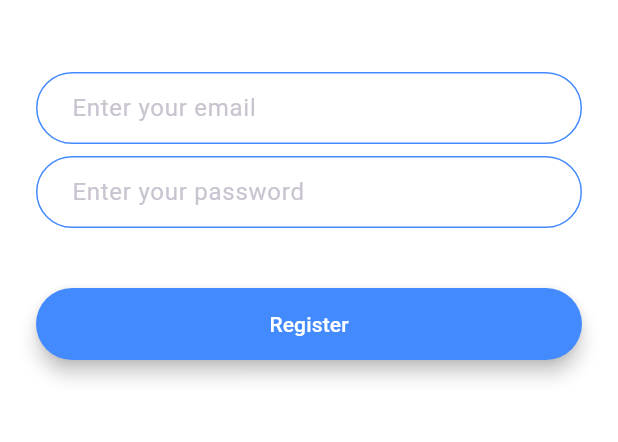
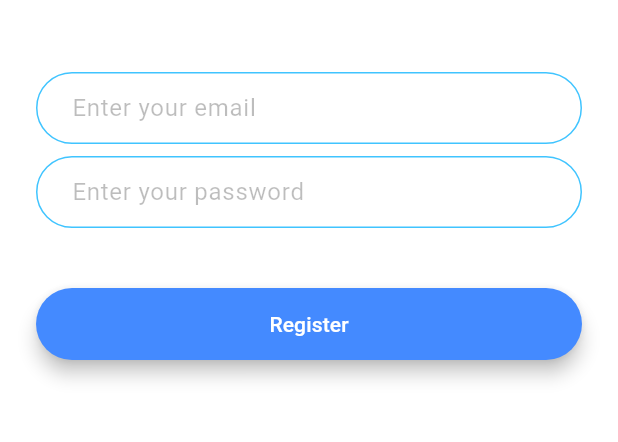
Before and after one commit to xamorite/chatapp, a Flutter app: the screen it shows after launch, after a tap on "Register", on a phone screen of 412 x 824 dp, the part 576-1018 px from its top. Run offline on Flutter 3.47's test engine with Material 3 defaults, Android fonts, the phone set to English and light mode, and no system bars; our stand-ins replace animated_text_kit.

Commit message:
connstant file

```diff
--- a/lib/components/rounded_button.dart
+++ b/lib/components/rounded_button.dart
@@ -0,0 +1,28 @@
+import 'package:flutter/material.dart';
+
+class RoundedButton extends StatelessWidget {
+  RoundedButton({required this.title, required this.colour, required this.onPressed});
+  final String title;
+  final Color colour;
+  final Function() onPressed;
+
+  @override
+  Widget build(BuildContext context) {
+    return Padding(
+      padding: const EdgeInsets.symmetric(vertical: 16.0),
+      child: Material(
+        elevation: 5.0,
+        color: colour,
+        borderRadius: BorderRadius.circular(30.0),
+        child: MaterialButton(
+          onPressed: onPressed,
+          minWidth: 200.0,
+          height: 42.0,
+          child:  Text(
+            title,
+          ),
+        ),
+      ),
+    );
+  }
+}
--- a/lib/constants.dart
+++ b/lib/constants.dart
@@ -17,3 +17,23 @@ const kMessageContainerDecoration = BoxDecoration(
     top: BorderSide(color: Colors.lightBlueAccent, width: 2.0),
   ),
 );
+
+const KTextFieldDecoration =  InputDecoration(
+  hintText: 'Enter your email',
+  contentPadding:
+  EdgeInsets.symmetric(vertical: 10.0, horizontal: 20.0),
+  border: OutlineInputBorder(
+    borderRadius: BorderRadius.all(Radius.circular(32.0)),
+  ),
+  enabledBorder: OutlineInputBorder(
+    borderSide:
+    BorderSide(color: Colors.lightBlueAccent, width: 1.0),
+    borderRadius: BorderRadius.all(Radius.circular(32.0)),
+  ),
+  focusedBorder: OutlineInputBorder(
+    borderSide:
+    BorderSide(color: Colors.lightBlueAccent, width: 2.0),
+    borderRadius: BorderRadius.all(Radius.circular(32.0)),
+  ),
+  hintStyle: TextStyle(color: Colors.black26)
+);
--- a/lib/screens/login_screen.dart
+++ b/lib/screens/login_screen.dart
@@ -1,5 +1,7 @@
 import 'package:flutter/material.dart';
 import 'package:flutter/widgets.dart';
+import 'package:flashchat/components/rounded_button.dart';
+import 'package:flashchat/constants.dart';
 
 class LoginScreen extends StatefulWidget {
   static const String id = 'login_screen';
@@ -13,7 +15,7 @@ class _LoginScreenState extends State<LoginScreen> {
     return Scaffold(
       backgroundColor: Colors.white,
       body: Padding(
-        padding: EdgeInsets.symmetric(horizontal: 24.0),
+        padding: const EdgeInsets.symmetric(horizontal: 24.0),
         child: Column(
           mainAxisAlignment: MainAxisAlignment.center,
           crossAxisAlignment: CrossAxisAlignment.stretch,
@@ -25,79 +27,28 @@ class _LoginScreenState extends State<LoginScreen> {
                 child: Image.asset('images/logo.png'),
               ),
             ),
-            SizedBox(
+            const SizedBox(
               height: 48.0,
             ),
             TextField(
               onChanged: (value) {
                 //Do something with the user input.
               },
-              decoration: InputDecoration(
-                hintText: 'Enter your email',
-                contentPadding:
-                    EdgeInsets.symmetric(vertical: 10.0, horizontal: 20.0),
-                border: OutlineInputBorder(
-                  borderRadius: BorderRadius.all(Radius.circular(32.0)),
-                ),
-                enabledBorder: OutlineInputBorder(
-                  borderSide:
-                      BorderSide(color: Colors.lightBlueAccent, width: 1.0),
-                  borderRadius: BorderRadius.all(Radius.circular(32.0)),
-                ),
-                focusedBorder: OutlineInputBorder(
-                  borderSide:
-                      BorderSide(color: Colors.lightBlueAccent, width: 2.0),
-                  borderRadius: BorderRadius.all(Radius.circular(32.0)),
-                ),
-              ),
+              decoration: KTextFieldDecoration
             ),
-            SizedBox(
+            const SizedBox(
               height: 8.0,
             ),
             TextField(
               onChanged: (value) {
                 //Do something with the user input.
               },
-              decoration: InputDecoration(
-                hintText: 'Enter your password.',
-                contentPadding:
-                    EdgeInsets.symmetric(vertical: 10.0, horizontal: 20.0),
-                border: OutlineInputBorder(
-                  borderRadius: BorderRadius.all(Radius.circular(32.0)),
-                ),
-                enabledBorder: OutlineInputBorder(
-                  borderSide:
-                      BorderSide(color: Colors.lightBlueAccent, width: 1.0),
-                  borderRadius: BorderRadius.all(Radius.circular(32.0)),
-                ),
-                focusedBorder: OutlineInputBorder(
-                  borderSide:
-                      BorderSide(color: Colors.lightBlueAccent, width: 2.0),
-                  borderRadius: BorderRadius.all(Radius.circular(32.0)),
-                ),
-              ),
+              decoration: KTextFieldDecoration.copyWith(hintText: 'Enter your password')
             ),
-            SizedBox(
+            const SizedBox(
               height: 24.0,
             ),
-            Padding(
-              padding: EdgeInsets.symmetric(vertical: 16.0),
-              child: Material(
-                color: Colors.lightBlueAccent,
-                borderRadius: BorderRadius.all(Radius.circular(30.0)),
-                elevation: 5.0,
-                child: MaterialButton(
-                  onPressed: () {
-                    //Implement login functionality.
-                  },
-                  minWidth: 200.0,
-                  height: 42.0,
-                  child: Text(
-                    'Log In',
-                  ),
-                ),
-              ),
-            ),
+            RoundedButton(title:'Log in', colour: Colors.lightBlueAccent, onPressed: (){})
           ],
         ),
       ),
--- a/lib/screens/registration_screen.dart
+++ b/lib/screens/registration_screen.dart
@@ -1,4 +1,6 @@
 import 'package:flutter/material.dart';
+import 'package:flashchat/components/rounded_button.dart';
+import 'package:flashchat/constants.dart';
 
 class RegistrationScreen extends StatefulWidget {
   static const String id = 'registration_screen';
@@ -12,7 +14,7 @@ class _RegistrationScreenState extends State<RegistrationScreen> {
     return Scaffold(
       backgroundColor: Colors.white,
       body: Padding(
-        padding: EdgeInsets.symmetric(horizontal: 24.0),
+        padding: const EdgeInsets.symmetric(horizontal: 24.0),
         child: Column(
           mainAxisAlignment: MainAxisAlignment.center,
           crossAxisAlignment: CrossAxisAlignment.stretch,
@@ -24,76 +26,28 @@ class _RegistrationScreenState extends State<RegistrationScreen> {
                 child: Image.asset('images/logo.png'),
               ),
             ),
-            SizedBox(
+            const SizedBox(
               height: 48.0,
             ),
             TextField(
               onChanged: (value) {
                 //Do something with the user input.
               },
-              decoration: InputDecoration(
-                hintText: 'Enter your email',
-                contentPadding:
-                    EdgeInsets.symmetric(vertical: 10.0, horizontal: 20.0),
-                border: OutlineInputBorder(
-                  borderRadius: BorderRadius.all(Radius.circular(32.0)),
-                ),
-                enabledBorder: OutlineInputBorder(
-                  borderSide: BorderSide(color: Colors.blueAccent, width: 1.0),
-                  borderRadius: BorderRadius.all(Radius.circular(32.0)),
-                ),
-                focusedBorder: OutlineInputBorder(
-                  borderSide: BorderSide(color: Colors.blueAccent, width: 2.0),
-                  borderRadius: BorderRadius.all(Radius.circular(32.0)),
-                ),
-              ),
+              decoration: KTextFieldDecoration
             ),
-            SizedBox(
+            const SizedBox(
               height: 8.0,
             ),
             TextField(
               onChanged: (value) {
                 //Do something with the user input.
               },
-              decoration: InputDecoration(
-                hintText: 'Enter your password',
-                contentPadding:
-                    EdgeInsets.symmetric(vertical: 10.0, horizontal: 20.0),
-                border: OutlineInputBorder(
-                  borderRadius: BorderRadius.all(Radius.circular(32.0)),
-                ),
-                enabledBorder: OutlineInputBorder(
-                  borderSide: BorderSide(color: Colors.blueAccent, width: 1.0),
-                  borderRadius: BorderRadius.all(Radius.circular(32.0)),
-                ),
-                focusedBorder: OutlineInputBorder(
-                  borderSide: BorderSide(color: Colors.blueAccent, width: 2.0),
-                  borderRadius: BorderRadius.all(Radius.circular(32.0)),
-                ),
-              ),
+              decoration: KTextFieldDecoration.copyWith(hintText: 'Enter your password')
             ),
-            SizedBox(
+            const SizedBox(
               height: 24.0,
             ),
-            Padding(
-              padding: EdgeInsets.symmetric(vertical: 16.0),
-              child: Material(
-                color: Colors.blueAccent,
-                borderRadius: BorderRadius.all(Radius.circular(30.0)),
-                elevation: 5.0,
-                child: MaterialButton(
-                  onPressed: () {
-                    Navigator.pushNamed(context, RegistrationScreen.id);
-                  },
-                  minWidth: 200.0,
-                  height: 42.0,
-                  child: Text(
-                    'Register',
-                    style: TextStyle(color: Colors.white),
-                  ),
-                ),
-              ),
-            ),
+            RoundedButton(title: 'Register', colour: Colors.blueAccent, onPressed: (){})
           ],
         ),
       ),
--- a/lib/screens/welcome_screen.dart
+++ b/lib/screens/welcome_screen.dart
@@ -3,6 +3,7 @@ import 'package:flashchat/screens/login_screen.dart';
 import 'package:flashchat/screens/registration_screen.dart';
 import 'package:flutter/material.dart';
 import 'package:flutter/widgets.dart';
+import 'package:flashchat/components/rounded_button.dart';
 
 class WelcomeScreen extends StatefulWidget {
   static const String id = 'welcome_screen';
@@ -19,12 +20,11 @@ class _WelcomeScreenState extends State<WelcomeScreen>
     // TODO: implement initState
     super.initState();
     controller =
-        AnimationController(vsync: this, duration: Duration(seconds: 1));
+        AnimationController(vsync: this, duration: const Duration(seconds: 1));
     controller.forward();
     animation = CurvedAnimation(parent: controller, curve: Curves.decelerate);
     controller.addListener(() {
       setState(() {});
-      print(animation.value);
     });
   }
 
@@ -33,7 +33,7 @@ class _WelcomeScreenState extends State<WelcomeScreen>
     return Scaffold(
       backgroundColor: Colors.white,
       body: Padding(
-        padding: EdgeInsets.symmetric(horizontal: 24.0),
+        padding: const EdgeInsets.symmetric(horizontal: 24.0),
         child: Column(
           mainAxisAlignment: MainAxisAlignment.center,
           crossAxisAlignment: CrossAxisAlignment.stretch,
@@ -42,15 +42,15 @@ class _WelcomeScreenState extends State<WelcomeScreen>
               children: <Widget>[
                 Hero(
                   tag: 'logo',
-                  child: Container(
+                  child: SizedBox(
+                    height: animation.value * 100,
                     child: Image.asset('images/logo.png'),
-                    height: animation.value * 100,
                   ),
                 ),
                 AnimatedTextKit(animatedTexts: [
                   TypewriterAnimatedText(
                     'Flash Chat',
-                    textStyle: TextStyle(
+                    textStyle: const TextStyle(
                       fontSize: 45.0,
                       fontWeight: FontWeight.w900,
                       color: Colors.black,
@@ -59,45 +59,17 @@ class _WelcomeScreenState extends State<WelcomeScreen>
                 ]),
               ],
             ),
-            SizedBox(
+            const SizedBox(
               height: 48.0,
             ),
-            Padding(
-              padding: EdgeInsets.symmetric(vertical: 16.0),
-              child: Material(
-                elevation: 5.0,
-                color: Colors.lightBlueAccent,
-                borderRadius: BorderRadius.circular(30.0),
-                child: MaterialButton(
-                  onPressed: () {
-                    Navigator.pushNamed(context, LoginScreen.id);
-                  },
-                  minWidth: 200.0,
-                  height: 42.0,
-                  child: Text(
-                    'Log In',
-                  ),
-                ),
-              ),
-            ),
-            Padding(
-              padding: EdgeInsets.symmetric(vertical: 16.0),
-              child: Material(
-                color: Colors.blueAccent,
-                borderRadius: BorderRadius.circular(30.0),
-                elevation: 5.0,
-                child: MaterialButton(
-                  onPressed: () {
-                    Navigator.pushNamed(context, RegistrationScreen.id);
-                  },
-                  minWidth: 200.0,
-                  height: 42.0,
-                  child: Text(
-                    'Register',
-                  ),
-                ),
-              ),
-            ),
+            RoundedButton(colour: Colors.lightBlueAccent, title: 'Log in', onPressed: (){
+              Navigator.pushNamed(context, LoginScreen.id);
+            },),
+            RoundedButton(colour: Colors.blueAccent, title: 'Register', onPressed: (){
+              Navigator.pushNamed(context, RegistrationScreen.id);
+            },),
+
+
           ],
         ),
       ),
```
Also changed, not shown: 2 other files.
